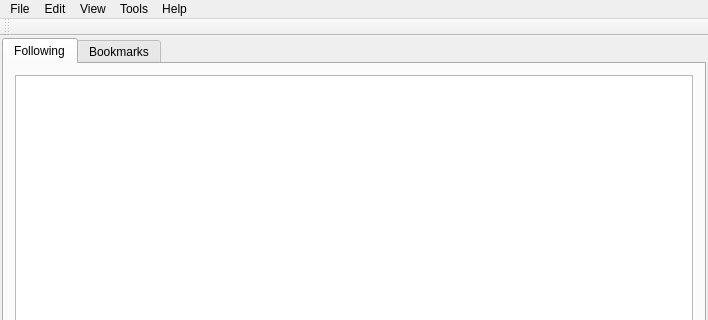
Old version of the form tpmainwindow.ui in the repository scuq/agtv; both pictures show x 0 to 708 and y 0 to 320 of the 708 by 523 pixel window.
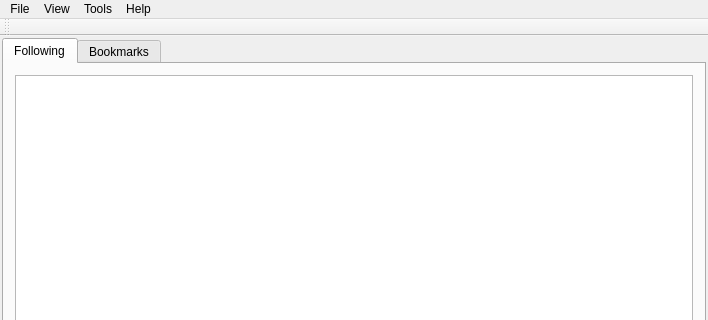
New version of the form. Icons and pictures are not drawn.

Commit message: moved refresh to "View" menue

```diff
--- a/tpmainwindow.ui
+++ b/tpmainwindow.ui
@@ -220,7 +220,7 @@
      <x>0</x>
      <y>0</y>
      <width>708</width>
-     <height>31</height>
+     <height>21</height>
     </rect>
    </property>
    <widget class="QMenu" name="menuFile">
@@ -255,12 +255,6 @@
     <addaction name="actionAbout_Qt"/>
     <addaction name="actionReport_Bug"/>
    </widget>
-   <widget class="QMenu" name="menuEdit">
-    <property name="title">
-     <string>Edit</string>
-    </property>
-    <addaction name="actionRefresh"/>
-   </widget>
    <widget class="QMenu" name="menuView">
     <property name="title">
      <string>View</string>
@@ -268,7 +262,6 @@
     <addaction name="actionShow_Offline_Streamers"/>
    </widget>
    <addaction name="menuFile"/>
-   <addaction name="menuEdit"/>
    <addaction name="menuView"/>
    <addaction name="menuTools"/>
    <addaction name="menuHelp"/>
```
Left out of the diff: 1 changed line with no effect on the pictures.
